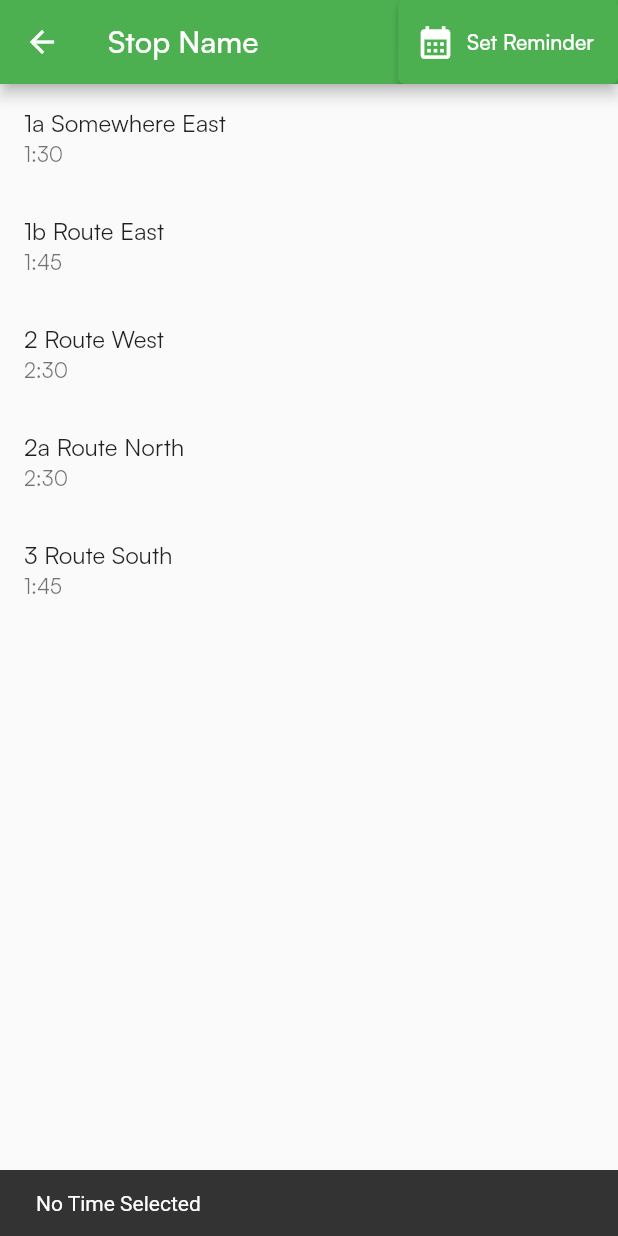
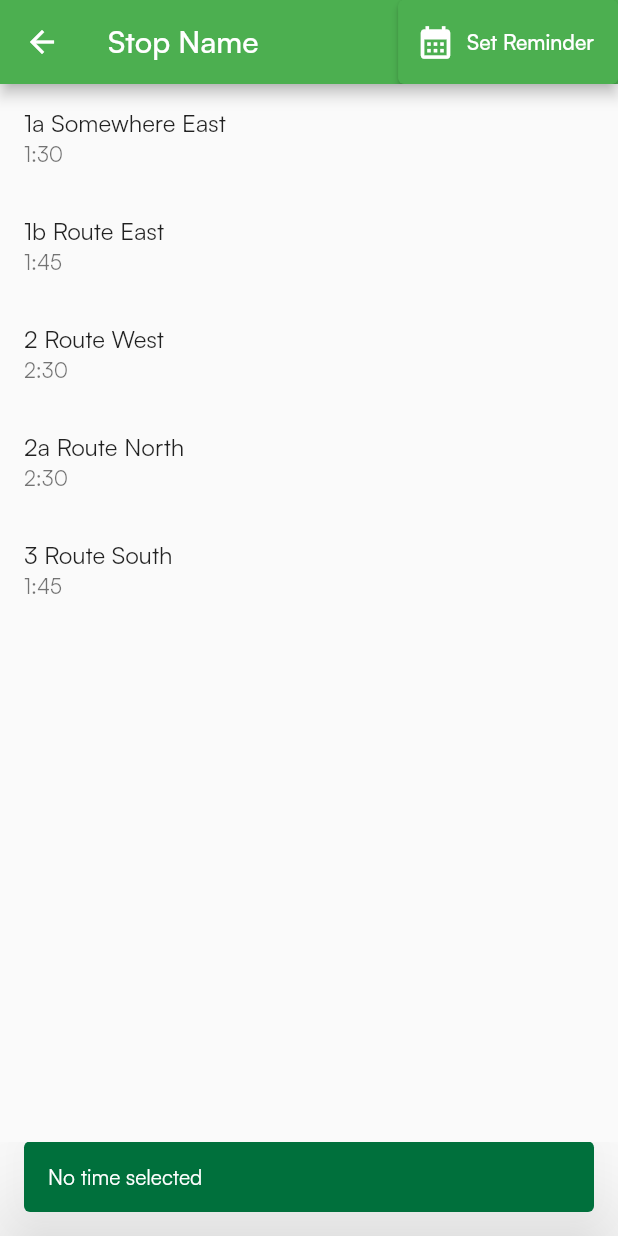
Before and after one commit to JackTop325/TransitApp, a Flutter app: the StopDetailWidget screen opened directly, after a tap on "Set Reminder", on a phone screen of 412 x 824 dp. Run offline on Flutter 3.47's test engine with Material 2 defaults, Android fonts, the phone set to English and light mode, and no system bars; our stand-ins replace carousel_slider, cloud_firestore, firebase_core, flutter_local_notifications, flutter_svg, sliding_up_panel and 2 more; accounts and stored records are empty.

Commit message:
use drt snackbar

```diff
--- a/TransitApp/lib/pages/map/stops/stop_detail_widget.dart
+++ b/TransitApp/lib/pages/map/stops/stop_detail_widget.dart
@@ -2,6 +2,7 @@ import 'package:flutter/material.dart';
 
 import 'package:timezone/timezone.dart' as tz;
 import 'package:timezone/data/latest.dart' as tz;
+import 'package:transit_app/widgets/drt_snackbar.dart';
 
 import '../../../notifications/notification.dart';
 import 'arrival_times.dart';
@@ -18,16 +19,11 @@ class _StopDetailWidgetState extends State<StopDetailWidget> {
   final _notifications = Notifications();
 
   final List<ArrivalTime> _arrivals = [
-    ArrivalTime(
-        busId: '1a', routeName: 'Somewhere East',hour: 1,minute: 30),
-    ArrivalTime(
-        busId: '1b', routeName: 'Route East',hour: 1,minute: 45),
-    ArrivalTime(
-        busId: '2', routeName: 'Route West',hour: 2,minute: 30),
-    ArrivalTime(
-        busId: '2a', routeName: 'Route North',hour: 2,minute: 30),
-    ArrivalTime(
-        busId: '3', routeName: 'Route South',hour: 1,minute: 45),
+    ArrivalTime(busId: '1a', routeName: 'Somewhere East', hour: 1, minute: 30),
+    ArrivalTime(busId: '1b', routeName: 'Route East', hour: 1, minute: 45),
+    ArrivalTime(busId: '2', routeName: 'Route West', hour: 2, minute: 30),
+    ArrivalTime(busId: '2a', routeName: 'Route North', hour: 2, minute: 30),
+    ArrivalTime(busId: '3', routeName: 'Route South', hour: 1, minute: 45),
   ];
   bool? _isSelected = false;
   int? _selectedIndex;
@@ -44,11 +40,17 @@ class _StopDetailWidgetState extends State<StopDetailWidget> {
             onPressed: () {
               if (_isSelected!) {
                 _notificationLater(_arrivals[_selectedIndex!]);
-                ScaffoldMessenger.of(context).showSnackBar(
-                    const SnackBar(content: Text('Reminder Set')));
+                DRTSnackBar.display(
+                  context,
+                  'Reminder set',
+                  duration: 1000,
+                );
               } else {
-                ScaffoldMessenger.of(context).showSnackBar(
-                    const SnackBar(content: Text('No Time Selected')));
+                DRTSnackBar.display(
+                  context,
+                  'No time selected',
+                  duration: 1000,
+                );
               }
             },
             icon: const Icon(
@@ -98,8 +100,8 @@ class _StopDetailWidgetState extends State<StopDetailWidget> {
     final tz.TZDateTime now = tz.TZDateTime.now(tz.local);
 
     // time will be from storage
-    tz.TZDateTime scheduledTime =
-    tz.TZDateTime(tz.local, now.year, now.month, now.day,now.hour,now.minute,now.second);
+    tz.TZDateTime scheduledTime = tz.TZDateTime(tz.local, now.year, now.month,
+        now.day, now.hour, now.minute, now.second);
 
     scheduledTime = scheduledTime.add(Duration(seconds: 1));
 
```
